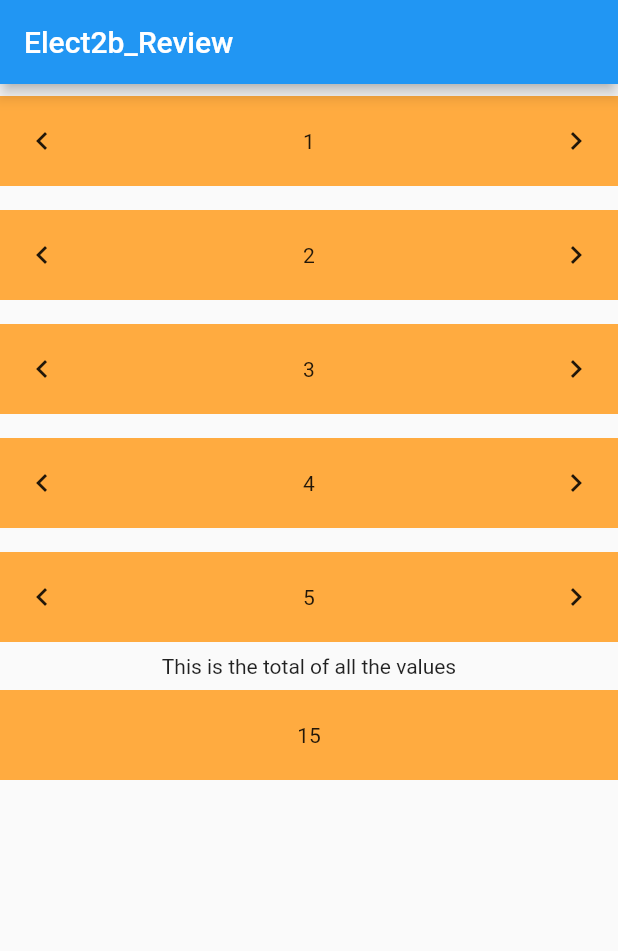
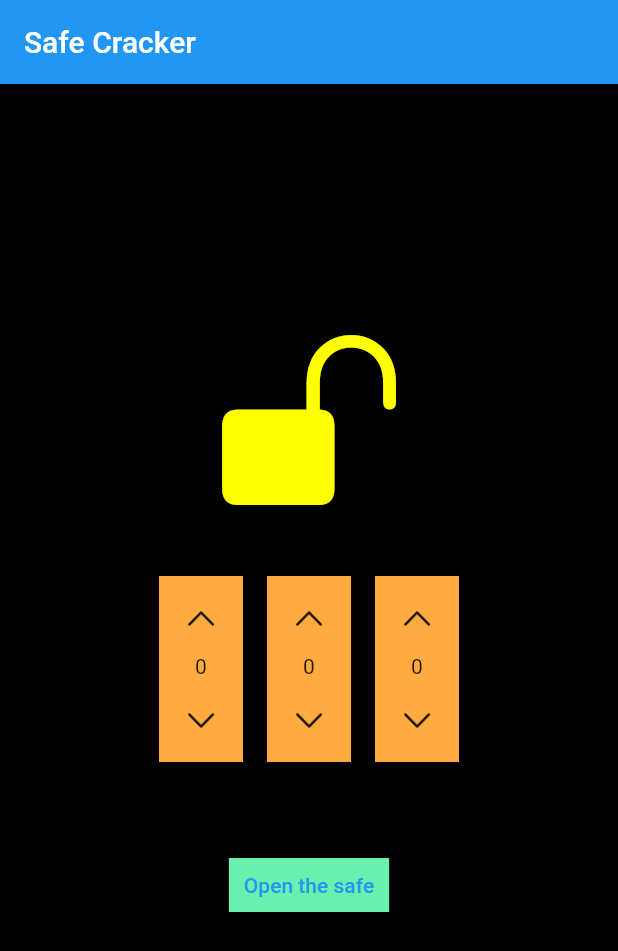
Before and after one commit to seannpenn/elec2b_review_app, a Flutter app: the screen it shows after launch, on a phone screen of 412 x 824 dp. Shown: the top 951 px of the screen. Run offline on Flutter 3.47's test engine with Material 2 defaults, Android fonts, the phone set to English and light mode, and no system bars.

Commit message:
lockPicker UI

```diff
--- a/lib/main.dart
+++ b/lib/main.dart
@@ -1,3 +1,5 @@
+import 'package:elec2b_review/safe_cracker_widgets/safe_dial.dart';
+import 'package:flutter/cupertino.dart';
 import 'package:flutter/material.dart';
 
 void main() {
@@ -16,51 +18,75 @@ class MyApp extends StatelessWidget {
         theme: ThemeData(
           primarySwatch: Colors.blue,
         ),
-        home: const MyHomePage());
+        home: const SafeCrackerView());
   }
 }
 
-class MyHomePage extends StatefulWidget {
-  const MyHomePage({Key? key}) : super(key: key);
+class SafeCrackerView extends StatefulWidget {
+  const SafeCrackerView({Key? key}) : super(key: key);
 
   @override
-  State<MyHomePage> createState() => _MyHomePageState();
+  State<SafeCrackerView> createState() => _SafeCrackerViewState();
 }
 
-class _MyHomePageState extends State<MyHomePage> {
-  List<int> values = [1, 2, 3, 4, 5];
+class _SafeCrackerViewState extends State<SafeCrackerView> {
+  List<int> values = [0, 0, 0];
   @override
   Widget build(BuildContext context) {
     return Scaffold(
+      backgroundColor: Colors.black,
       appBar: AppBar(
-        title: const Text("Elect2b_Review"),
+        title: const Text("Safe Cracker"),
       ),
-      body: Column(
+      body: Center(
+        child: Column(
+          mainAxisSize: MainAxisSize.min,
+          children: [
+            const Icon(true ? CupertinoIcons.lock_open_fill:CupertinoIcons.lock_fill, size:128, color: Colors.yellowAccent,),
+            Container(
+              margin: const EdgeInsets.only(top:32),
+              height: 140,
+              child: Row(
+                mainAxisAlignment: MainAxisAlignment.center,
                 children: [
                   for (int i = 0; i < values.length; i++)
-            IncrementalNumberHolderStl(
+                    SafeDial(
                         startingValue: values[i],
-              onIncrement:() {
+                        onIncrement: () {
                           setState(() {
                             values[i]++;
                           });
                         },
-              onDecrement:() {
+                        onDecrement: () {
                           setState(() {
                             values[i]--;
                           });
-              }
-            ),
-          const Text("This is the total of all the values"),
-          GestureDetector(
-            onTap:(){setState(() {
-              values=[0,0,0,0,0];
-            });},
-            child: NumberHolder(
-              content: sumofAllValues(values),
+                        }),
+                ],
               ),
             ),
+            Container(
+              margin: const EdgeInsets.symmetric(vertical:48),
+              child: TextButton(
+                  onPressed: () {},
+                  child: Container(
+                      color: Colors.greenAccent,
+                      padding: const EdgeInsets.all(10),
+                      child: const Text("Open the safe"))),
+            ),
+            // const Text("This is the total of all the values"),
+            // GestureDetector(
+            //   onTap: () {
+            //     setState(() {
+            //       values = [0, 0, 0];
+            //     });
+            //   },
+            //   child: NumberHolder(
+            //     content: sumofAllValues(values),
+            //   ),
+            // ),
           ],
+        ),
       ),
       // This trailing comma makes auto-formatting nicer for build methods.
     );
@@ -93,43 +119,6 @@ class NumberHolder extends StatelessWidget {
           "$content",
           textAlign: TextAlign.center,
         ),
-      ),
-    );
-  }
-}
-
-class IncrementalNumberHolderStl extends StatelessWidget {
-  final int startingValue;
-  final Function()? onIncrement;
-  final Function()? onDecrement;
-  const IncrementalNumberHolderStl(
-      {Key? key, required this.startingValue, this.onIncrement, this.onDecrement})
-      : super(key: key);
-
-  @override
-  Widget build(BuildContext context) {
-    return Container(
-      margin: const EdgeInsets.symmetric(vertical: 8),
-      padding: const EdgeInsets.all(4),
-      constraints: const BoxConstraints(minHeight: 60),
-      width: double.infinity,
-      color: Colors.orangeAccent,
-      child: Row(
-        children: [
-          IconButton(
-            onPressed: onDecrement,
-            icon: const Icon(Icons.chevron_left),
-          ),
-          Expanded(
-              child: Text(
-            "$startingValue",
-            textAlign: TextAlign.center,
-          )),
-          IconButton(
-            onPressed: onIncrement,
-            icon: const Icon(Icons.chevron_right),
-          ),
-        ],
       ),
     );
   }
--- /dev/null
+++ b/lib/safe_cracker_widgets/safe_dial.dart
@@ -0,0 +1,39 @@
+import 'package:flutter/cupertino.dart';
+import 'package:flutter/material.dart';
+
+class SafeDial extends StatelessWidget {
+  final int startingValue;
+  final Function()? onIncrement;
+  final Function()? onDecrement;
+  const SafeDial(
+      {Key? key, required this.startingValue, this.onIncrement, this.onDecrement})
+      : super(key: key);
+
+  @override
+  Widget build(BuildContext context) {
+    return Container(
+      margin: const EdgeInsets.all(8),
+      padding: const EdgeInsets.all(4),
+      constraints: const BoxConstraints(minHeight: 60),
+      color: Colors.orangeAccent,
+      child: Column(
+
+        children: [
+          IconButton(
+            onPressed: onIncrement,
+            icon: const Icon(CupertinoIcons.chevron_up),
+          ),
+          Expanded(
+              child: Text(
+            "$startingValue",
+            textAlign: TextAlign.center,
+          )),
+          IconButton(
+            onPressed: onDecrement,
+            icon: const Icon(CupertinoIcons.chevron_down),
+          ),
+        ],
+      ),
+    );
+  }
+}
```
Lines whose indentation alone changed are shown as unchanged.
